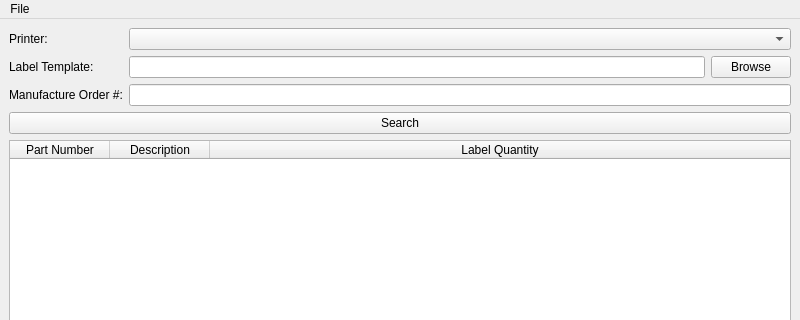
First picture: the form in mainwindow.ui, repository dominickfau/FishbowlLabelGenerator, before the edit; both pictures show x 0 to 800 and y 0 to 320 of the 800 by 654 pixel window.
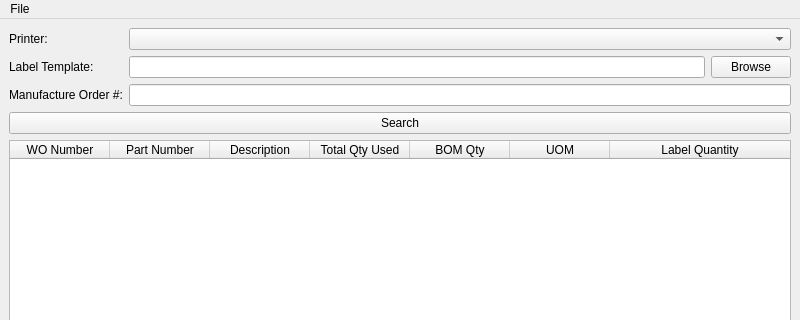
Second picture: the form after the edit.

What changed in the file:
```diff
--- a/mainwindow.ui
+++ b/mainwindow.ui
@@ -95,6 +95,11 @@
       <attribute name="verticalHeaderVisible">
        <bool>false</bool>
       </attribute>
+      <column>
+       <property name="text">
+        <string>WO Number</string>
+       </property>
+      </column>
       <column>
        <property name="text">
         <string>Part Number</string>
@@ -105,6 +110,21 @@
         <string>Description</string>
        </property>
       </column>
+      <column>
+       <property name="text">
+        <string>Total Qty Used</string>
+       </property>
+      </column>
+      <column>
+       <property name="text">
+        <string>BOM Qty</string>
+       </property>
+      </column>
+      <column>
+       <property name="text">
+        <string>UOM</string>
+       </property>
+      </column>
       <column>
        <property name="text">
         <string>Label Quantity</string>
```
